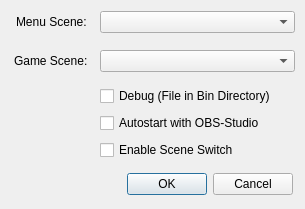
This is settingsdialog.ui in Rondir/HeroesSceneSwitch as Qt 5 draws it before an edit. The edited form follows.
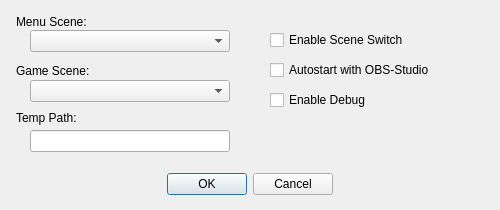
This is the edited form.

```diff
--- a/settingsdialog.ui
+++ b/settingsdialog.ui
@@ -6,8 +6,8 @@
    <rect>
     <x>0</x>
     <y>0</y>
-    <width>305</width>
-    <height>209</height>
+    <width>500</width>
+    <height>210</height>
    </rect>
   </property>
   <property name="windowTitle">
@@ -25,12 +25,24 @@
   <widget class="QDialogButtonBox" name="btn_DialogButtons">
    <property name="geometry">
     <rect>
-     <x>12</x>
+     <x>100</x>
      <y>170</y>
-     <width>281</width>
+     <width>300</width>
      <height>28</height>
     </rect>
    </property>
+   <property name="sizePolicy">
+    <sizepolicy hsizetype="Expanding" vsizetype="Expanding">
+     <horstretch>0</horstretch>
+     <verstretch>0</verstretch>
+    </sizepolicy>
+   </property>
+   <property name="acceptDrops">
+    <bool>false</bool>
+   </property>
+   <property name="layoutDirection">
+    <enum>Qt::LeftToRight</enum>
+   </property>
    <property name="orientation">
     <enum>Qt::Horizontal</enum>
    </property>
@@ -38,7 +50,7 @@
     <set>QDialogButtonBox::Cancel|QDialogButtonBox::Ok</set>
    </property>
    <property name="centerButtons">
-    <bool>false</bool>
+    <bool>true</bool>
    </property>
   </widget>
   <widget class="QLabel" name="lbl_HeroesMenuScene">
@@ -46,7 +58,7 @@
     <rect>
      <x>16</x>
      <y>11</y>
-     <width>75</width>
+     <width>100</width>
      <height>22</height>
     </rect>
    </property>
@@ -57,9 +69,9 @@
   <widget class="QLabel" name="lbl_HeroesGameScene">
    <property name="geometry">
     <rect>
-     <x>14</x>
-     <y>50</y>
-     <width>77</width>
+     <x>16</x>
+     <y>60</y>
+     <width>100</width>
      <height>22</height>
     </rect>
    </property>
@@ -70,8 +82,8 @@
   <widget class="QCheckBox" name="chk_HeroesAutostart">
    <property name="geometry">
     <rect>
-     <x>100</x>
-     <y>113</y>
+     <x>270</x>
+     <y>60</y>
      <width>195</width>
      <height>20</height>
     </rect>
@@ -83,9 +95,9 @@
   <widget class="QComboBox" name="cb_MenuScene">
    <property name="geometry">
     <rect>
-     <x>100</x>
-     <y>11</y>
-     <width>195</width>
+     <x>30</x>
+     <y>30</y>
+     <width>200</width>
      <height>22</height>
     </rect>
    </property>
@@ -93,21 +105,21 @@
   <widget class="QCheckBox" name="chk_Debug">
    <property name="geometry">
     <rect>
-     <x>100</x>
-     <y>86</y>
+     <x>270</x>
+     <y>90</y>
      <width>195</width>
      <height>20</height>
     </rect>
    </property>
    <property name="text">
-    <string>Debug (File in Bin Directory)</string>
+    <string>Enable Debug</string>
    </property>
   </widget>
   <widget class="QCheckBox" name="chk_HeroesStarted">
    <property name="geometry">
     <rect>
-     <x>100</x>
-     <y>140</y>
+     <x>270</x>
+     <y>30</y>
      <width>195</width>
      <height>20</height>
     </rect>
@@ -119,13 +131,42 @@
   <widget class="QComboBox" name="cb_GameScene">
    <property name="geometry">
     <rect>
-     <x>100</x>
-     <y>50</y>
-     <width>195</width>
+     <x>30</x>
+     <y>80</y>
+     <width>200</width>
      <height>22</height>
     </rect>
    </property>
   </widget>
+  <widget class="QLineEdit" name="eb_TempPath">
+   <property name="geometry">
+    <rect>
+     <x>30</x>
+     <y>130</y>
+     <width>200</width>
+     <height>22</height>
+    </rect>
+   </property>
+  </widget>
+  <widget class="QLabel" name="lbl_TempPath">
+   <property name="geometry">
+    <rect>
+     <x>16</x>
+     <y>110</y>
+     <width>100</width>
+     <height>16</height>
+    </rect>
+   </property>
+   <property name="sizePolicy">
+    <sizepolicy hsizetype="Expanding" vsizetype="Expanding">
+     <horstretch>0</horstretch>
+     <verstretch>0</verstretch>
+    </sizepolicy>
+   </property>
+   <property name="text">
+    <string>Temp Path:</string>
+   </property>
+  </widget>
  </widget>
  <layoutdefault spacing="6" margin="11"/>
  <resources/>
```
Left out of the diff: 3 changed lines with no effect on the pictures.
